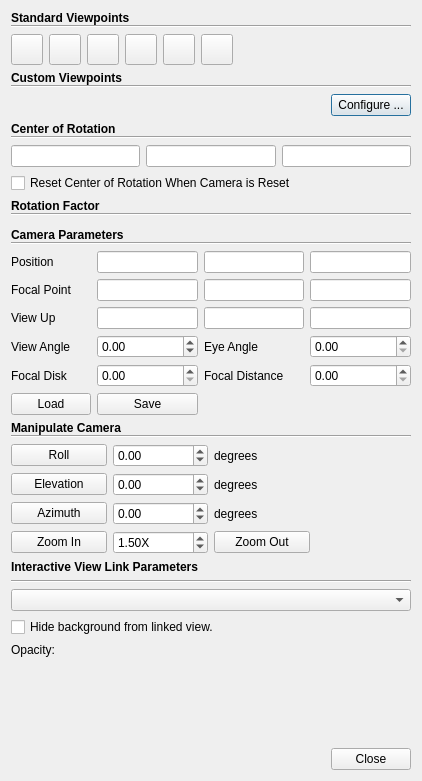
Qt form Qt/Components/Resources/UI/pqCameraDialog.ui (pierre-guillou/paraview-ttk) before a commit.
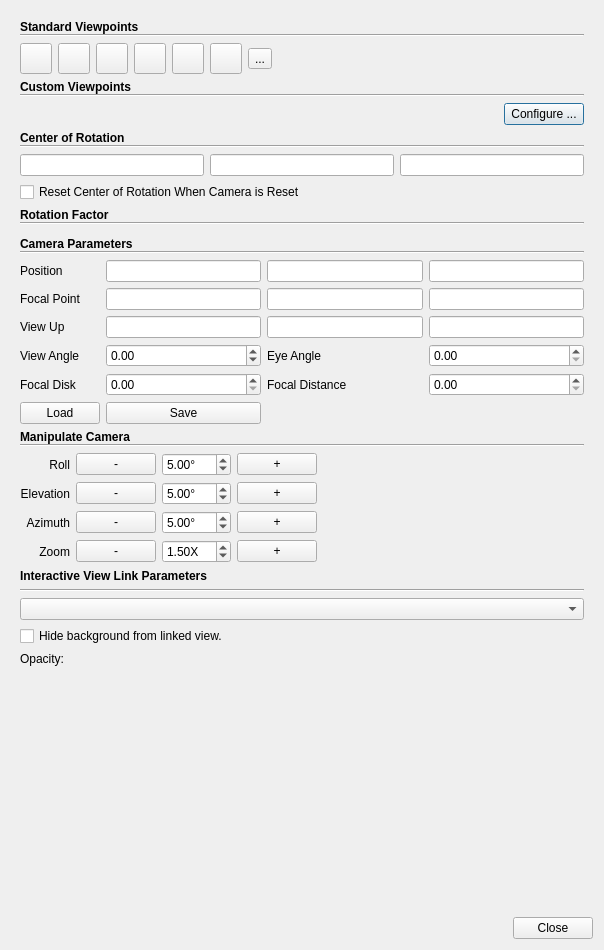
The same form after that commit. Icons and pictures are not drawn. Custom widgets are drawn as their Qt base class.

Commit message: Add ParaView 5.11.0 sources

```diff
--- a/Qt/Components/Resources/UI/pqCameraDialog.ui
+++ b/Qt/Components/Resources/UI/pqCameraDialog.ui
@@ -9,8 +9,8 @@
    <rect>
     <x>0</x>
     <y>0</y>
-    <width>422</width>
-    <height>781</height>
+    <width>604</width>
+    <height>950</height>
    </rect>
   </property>
   <property name="sizePolicy">
@@ -35,24 +35,12 @@
       <property name="geometry">
        <rect>
         <x>0</x>
-        <y>-11</y>
-        <width>390</width>
-        <height>704</height>
+        <y>0</y>
+        <width>587</width>
+        <height>935</height>
        </rect>
       </property>
       <layout class="QVBoxLayout" name="verticalLayout">
-       <property name="leftMargin">
-        <number>0</number>
-       </property>
-       <property name="topMargin">
-        <number>0</number>
-       </property>
-       <property name="rightMargin">
-        <number>0</number>
-       </property>
-       <property name="bottomMargin">
-        <number>0</number>
-       </property>
        <item>
         <layout class="QVBoxLayout" name="verticalLayout_4">
          <property name="spacing">
@@ -71,7 +59,6 @@
            </property>
            <property name="font">
             <font>
-             <weight>75</weight>
              <bold>true</bold>
             </font>
            </property>
@@ -217,6 +204,23 @@
            </property>
           </widget>
          </item>
+         <item>
+          <widget class="QToolButton" name="viewIsometric">
+           <property name="text">
+            <string>...</string>
+           </property>
+           <property name="icon">
+            <iconset resource="../pqComponents.qrc">
+             <normaloff>:/pqWidgets/Icons/pqIsometricView.svg</normaloff>:/pqWidgets/Icons/pqIsometricView.svg</iconset>
+           </property>
+           <property name="iconSize">
+            <size>
+             <width>24</width>
+             <height>24</height>
+            </size>
+           </property>
+          </widget>
+         </item>
          <item>
           <spacer name="spacer">
            <property name="orientation">
@@ -250,7 +254,6 @@
            </property>
            <property name="font">
             <font>
-             <weight>75</weight>
              <bold>true</bold>
             </font>
            </property>
@@ -322,7 +325,6 @@
            </property>
            <property name="font">
             <font>
-             <weight>75</weight>
              <bold>true</bold>
             </font>
            </property>
@@ -387,7 +389,6 @@
            </property>
            <property name="font">
             <font>
-             <weight>75</weight>
              <bold>true</bold>
             </font>
            </property>
@@ -436,7 +437,6 @@
            </property>
            <property name="font">
             <font>
-             <weight>75</weight>
              <bold>true</bold>
             </font>
            </property>
@@ -462,21 +462,8 @@
        </item>
        <item>
         <layout class="QGridLayout" name="gridLayout">
-         <item row="0" column="0">
-          <widget class="QLabel" name="label_22">
-           <property name="text">
-            <string>Position</string>
-           </property>
-          </widget>
-         </item>
-         <item row="0" column="1">
-          <widget class="pqDoubleLineEdit" name="position0"/>
-         </item>
-         <item row="0" column="2">
-          <widget class="pqDoubleLineEdit" name="position1"/>
-         </item>
-         <item row="0" column="3">
-          <widget class="pqDoubleLineEdit" name="position2"/>
+         <item row="1" column="2">
+          <widget class="pqDoubleLineEdit" name="focalPoint1"/>
          </item>
          <item row="1" column="0">
           <widget class="QLabel" name="label_17">
@@ -485,38 +472,6 @@
            </property>
           </widget>
          </item>
-         <item row="1" column="1">
-          <widget class="pqDoubleLineEdit" name="focalPoint0"/>
-         </item>
-         <item row="1" column="2">
-          <widget class="pqDoubleLineEdit" name="focalPoint1"/>
-         </item>
-         <item row="1" column="3">
-          <widget class="pqDoubleLineEdit" name="focalPoint2"/>
-         </item>
-         <item row="2" column="0">
-          <widget class="QLabel" name="label_14">
-           <property name="text">
-            <string>View Up</string>
-           </property>
-          </widget>
-         </item>
-         <item row="2" column="1">
-          <widget class="pqDoubleLineEdit" name="viewUp0"/>
-         </item>
-         <item row="2" column="2">
-          <widget class="pqDoubleLineEdit" name="viewUp1"/>
-         </item>
-         <item row="2" column="3">
-          <widget class="pqDoubleLineEdit" name="viewUp2"/>
-         </item>
-         <item row="3" column="0">
-          <widget class="QLabel" name="label_23">
-           <property name="text">
-            <string>View Angle</string>
-           </property>
-          </widget>
-         </item>
          <item row="3" column="1">
           <widget class="QDoubleSpinBox" name="viewAngle">
            <property name="minimum">
@@ -527,13 +482,6 @@
            </property>
           </widget>
          </item>
-         <item row="3" column="2">
-          <widget class="QLabel" name="label_8">
-           <property name="text">
-            <string>Eye Angle</string>
-           </property>
-          </widget>
-         </item>
          <item row="3" column="3">
           <widget class="QDoubleSpinBox" name="eyeAngle">
            <property name="toolTip">
@@ -541,44 +489,70 @@
            </property>
           </widget>
          </item>
-         <item row="4" column="0">
-          <widget class="QLabel" name="label_9">
+         <item row="1" column="3">
+          <widget class="pqDoubleLineEdit" name="focalPoint2"/>
+         </item>
+         <item row="3" column="2">
+          <widget class="QLabel" name="label_8">
            <property name="text">
-            <string>Focal Disk</string>
+            <string>Eye Angle</string>
            </property>
           </widget>
          </item>
+         <item row="0" column="1">
+          <widget class="pqDoubleLineEdit" name="position0"/>
+         </item>
+         <item row="1" column="1">
+          <widget class="pqDoubleLineEdit" name="focalPoint0"/>
+         </item>
          <item row="4" column="1">
           <widget class="QDoubleSpinBox" name="focalDisk">
            <property name="toolTip">
-             <string> The size of the camera's lens in world coordinates. Affects ray traced depth of field rendering.
+            <string> The size of the camera's lens in world coordinates. Affects ray traced depth of field rendering.
              </string>
            </property>
            <property name="minimum">
-            <double>0.0</double>
+            <double>0.000000000000000</double>
            </property>
            <property name="maximum">
-            <double>99999</double>
+            <double>99999.000000000000000</double>
            </property>
           </widget>
          </item>
-         <item row="4" column="2">
-          <widget class="QLabel" name="label_10">
+         <item row="4" column="0">
+          <widget class="QLabel" name="label_9">
            <property name="text">
-            <string>Focal Distance</string>
+            <string>Focal Disk</string>
            </property>
           </widget>
          </item>
          <item row="4" column="3">
           <widget class="QDoubleSpinBox" name="focalDistance">
            <property name="toolTip">
-             <string>Depth of field rendering focus distance. Only affects ray traced renderers. 0 (default) disables it.</string>
+            <string>Depth of field rendering focus distance. Only affects ray traced renderers. 0 (default) disables it.</string>
            </property>
            <property name="minimum">
-            <double>0.0</double>
+            <double>0.000000000000000</double>
            </property>
            <property name="maximum">
-            <double>99999</double>
+            <double>99999.000000000000000</double>
+           </property>
+          </widget>
+         </item>
+         <item row="0" column="3">
+          <widget class="pqDoubleLineEdit" name="position2"/>
+         </item>
+         <item row="3" column="0">
+          <widget class="QLabel" name="label_23">
+           <property name="text">
+            <string>View Angle</string>
+           </property>
+          </widget>
+         </item>
+         <item row="2" column="0">
+          <widget class="QLabel" name="label_14">
+           <property name="text">
+            <string>View Up</string>
            </property>
           </widget>
          </item>
@@ -592,6 +566,22 @@
            </property>
           </widget>
          </item>
+         <item row="2" column="3">
+          <widget class="pqDoubleLineEdit" name="viewUp2"/>
+         </item>
+         <item row="2" column="1">
+          <widget class="pqDoubleLineEdit" name="viewUp0"/>
+         </item>
+         <item row="2" column="2">
+          <widget class="pqDoubleLineEdit" name="viewUp1"/>
+         </item>
+         <item row="0" column="0">
+          <widget class="QLabel" name="label_22">
+           <property name="text">
+            <string>Position</string>
+           </property>
+          </widget>
+         </item>
          <item row="5" column="1">
           <widget class="QPushButton" name="saveCameraConfiguration">
            <property name="toolTip">
@@ -602,6 +592,16 @@
            </property>
           </widget>
          </item>
+         <item row="4" column="2">
+          <widget class="QLabel" name="label_10">
+           <property name="text">
+            <string>Focal Distance</string>
+           </property>
+          </widget>
+         </item>
+         <item row="0" column="2">
+          <widget class="pqDoubleLineEdit" name="position1"/>
+         </item>
         </layout>
        </item>
        <item>
@@ -622,7 +622,6 @@
            </property>
            <property name="font">
             <font>
-             <weight>75</weight>
              <bold>true</bold>
             </font>
            </property>
@@ -647,196 +646,205 @@
         </layout>
        </item>
        <item>
-        <layout class="QGridLayout" name="gridLayout_2">
-         <item row="0" column="0">
-          <widget class="QPushButton" name="rollButton">
-           <property name="toolTip">
-            <string>Rotate around vertical axis</string>
-           </property>
-           <property name="text">
-            <string>Roll</string>
-           </property>
-           <property name="icon">
-            <iconset>
-             <normaloff>.</normaloff>.</iconset>
-           </property>
-           <property name="iconSize">
-            <size>
-             <width>24</width>
-             <height>24</height>
-            </size>
-           </property>
-          </widget>
+        <layout class="QHBoxLayout" name="horizontalLayout">
+         <item>
+          <layout class="QGridLayout" name="gridLayout_2" columnstretch="0,0,0,0">
+           <item row="2" column="1">
+            <widget class="QPushButton" name="azimuthMinusButton">
+             <property name="text">
+              <string>-</string>
+             </property>
+            </widget>
+           </item>
+           <item row="2" column="0">
+            <widget class="QLabel" name="label_15">
+             <property name="text">
+              <string>Azimuth</string>
+             </property>
+             <property name="alignment">
+              <set>Qt::AlignRight|Qt::AlignTrailing|Qt::AlignVCenter</set>
+             </property>
+            </widget>
+           </item>
+           <item row="1" column="1">
+            <widget class="QPushButton" name="elevationMinusButton">
+             <property name="text">
+              <string>-</string>
+             </property>
+            </widget>
+           </item>
+           <item row="1" column="3">
+            <widget class="QPushButton" name="elevationPlusButton">
+             <property name="text">
+              <string>+</string>
+             </property>
+            </widget>
+           </item>
+           <item row="3" column="0">
+            <widget class="QLabel" name="label_11">
+             <property name="text">
+              <string>Zoom</string>
+             </property>
+             <property name="alignment">
+              <set>Qt::AlignRight|Qt::AlignTrailing|Qt::AlignVCenter</set>
+             </property>
+            </widget>
+           </item>
+           <item row="2" column="2">
+            <widget class="pqScaledSpinBox" name="azimuthAngle">
+             <property name="suffix">
+              <string>°</string>
+             </property>
+             <property name="minimum">
+              <double>0.100000000000000</double>
+             </property>
+             <property name="maximum">
+              <double>360.000000000000000</double>
+             </property>
+             <property name="singleStep">
+              <double>0.000010000000000</double>
+             </property>
+             <property name="value">
+              <double>5.000000000000000</double>
+             </property>
+            </widget>
+           </item>
+           <item row="2" column="3">
+            <widget class="QPushButton" name="azimuthPlusButton">
+             <property name="text">
+              <string>+</string>
+             </property>
+            </widget>
+           </item>
+           <item row="0" column="2">
+            <widget class="pqScaledSpinBox" name="rollAngle">
+             <property name="suffix">
+              <string>°</string>
+             </property>
+             <property name="minimum">
+              <double>0.100000000000000</double>
+             </property>
+             <property name="maximum">
+              <double>360.000000000000000</double>
+             </property>
+             <property name="singleStep">
+              <double>0.000010000000000</double>
+             </property>
+             <property name="value">
+              <double>5.000000000000000</double>
+             </property>
+            </widget>
+           </item>
+           <item row="1" column="2">
+            <widget class="pqScaledSpinBox" name="elevationAngle">
+             <property name="suffix">
+              <string>°</string>
+             </property>
+             <property name="minimum">
+              <double>0.100000000000000</double>
+             </property>
+             <property name="maximum">
+              <double>360.000000000000000</double>
+             </property>
+             <property name="singleStep">
+              <double>0.000010000000000</double>
+             </property>
+             <property name="value">
+              <double>5.000000000000000</double>
+             </property>
+            </widget>
+           </item>
+           <item row="0" column="1">
+            <widget class="QPushButton" name="rollMinusButton">
+             <property name="text">
+              <string>-</string>
+             </property>
+            </widget>
+           </item>
+           <item row="3" column="2">
+            <widget class="pqScaledSpinBox" name="zoomFactor">
+             <property name="suffix">
+              <string>X</string>
+             </property>
+             <property name="decimals">
+              <number>2</number>
+             </property>
+             <property name="minimum">
+              <double>1.000000000000000</double>
+             </property>
+             <property name="maximum">
+              <double>10.000000000000000</double>
+             </property>
+             <property name="singleStep">
+              <double>0.100000000000000</double>
+             </property>
+             <property name="value">
+              <double>1.500000000000000</double>
+             </property>
+            </widget>
+           </item>
+           <item row="1" column="0">
+            <widget class="QLabel" name="label_13">
+             <property name="text">
+              <string>Elevation</string>
+             </property>
+             <property name="alignment">
+              <set>Qt::AlignRight|Qt::AlignTrailing|Qt::AlignVCenter</set>
+             </property>
+            </widget>
+           </item>
+           <item row="0" column="3">
+            <widget class="QPushButton" name="rollPlusButton">
+             <property name="text">
+              <string>+</string>
+             </property>
+            </widget>
+           </item>
+           <item row="3" column="1">
+            <widget class="QPushButton" name="zoomOutButton">
+             <property name="text">
+              <string>-</string>
+             </property>
+            </widget>
+           </item>
+           <item row="3" column="3">
+            <widget class="QPushButton" name="zoomInButton">
+             <property name="text">
+              <string>+</string>
+             </property>
+            </widget>
+           </item>
+           <item row="0" column="0">
+            <widget class="QLabel" name="label_16">
+             <property name="text">
+              <string>Roll</string>
+             </property>
+             <property name="alignment">
+              <set>Qt::AlignRight|Qt::AlignTrailing|Qt::AlignVCenter</set>
+             </property>
+            </widget>
+           </item>
+          </layout>
          </item>
-         <item row="0" column="1">
-          <widget class="QDoubleSpinBox" name="rollAngle">
-           <property name="minimum">
-            <double>-360.000000000000000</double>
-           </property>
-           <property name="maximum">
-            <double>360.000000000000000</double>
-           </property>
-          </widget>
-         </item>
-         <item row="0" column="2">
-          <widget class="QLabel" name="label_20">
-           <property name="toolTip">
-            <string>Apply a manipulation to the current camera using the buttons on the left.</string>
-           </property>
-           <property name="text">
-            <string>degrees</string>
-           </property>
-          </widget>
-         </item>
-         <item row="0" column="3" rowspan="4">
+         <item>
           <widget class="QLabel" name="Image">
+           <property name="toolTip">
+            <string>Apply a manipulation to the current camera using the buttons on the left.</string>
+           </property>
            <property name="text">
             <string/>
            </property>
            <property name="pixmap">
             <pixmap resource="../pqComponents.qrc">:/pqWidgets/Icons/pqCameraManipulationIllustration.png</pixmap>
            </property>
+           <property name="scaledContents">
+            <bool>false</bool>
+           </property>
            <property name="alignment">
             <set>Qt::AlignCenter</set>
            </property>
           </widget>
          </item>
-         <item row="1" column="0">
-          <widget class="QPushButton" name="elevationButton">
-           <property name="toolTip">
-            <string>Rotate around horizontal axis</string>
-           </property>
-           <property name="text">
-            <string>Elevation</string>
-           </property>
-           <property name="icon">
-            <iconset>
-             <normaloff>.</normaloff>.</iconset>
-           </property>
-           <property name="iconSize">
-            <size>
-             <width>24</width>
-             <height>24</height>
-            </size>
-           </property>
-          </widget>
-         </item>
-         <item row="1" column="1">
-          <widget class="QDoubleSpinBox" name="elevationAngle">
-           <property name="minimum">
-            <double>-360.000000000000000</double>
-           </property>
-           <property name="maximum">
-            <double>360.000000000000000</double>
-           </property>
-          </widget>
-         </item>
-         <item row="1" column="2">
-          <widget class="QLabel" name="label_21">
-           <property name="text">
-            <string>degrees</string>
-           </property>
-          </widget>
-         </item>
-         <item row="2" column="0">
-          <widget class="QPushButton" name="azimuthButton">
-           <property name="toolTip">
-            <string>Rotate around center of screen</string>
-           </property>
-           <property name="text">
-            <string>Azimuth</string>
-           </property>
-           <property name="icon">
-            <iconset>
-             <normaloff>.</normaloff>.</iconset>
-           </property>
-           <property name="iconSize">
-            <size>
-             <width>24</width>
-             <height>24</height>
-            </size>
-           </property>
-          </widget>
-         </item>
-         <item row="2" column="1">
-          <widget class="QDoubleSpinBox" name="azimuthAngle">
-           <property name="minimum">
-            <double>-360.000000000000000</double>
-           </property>
-           <property name="maximum">
-            <double>360.000000000000000</double>
-           </property>
-          </widget>
-         </item>
-         <item row="2" column="2">
-          <widget class="QLabel" name="label_16">
-           <property name="text">
-            <string>degrees</string>
-           </property>
-          </widget>
-         </item>
-         <item row="3" column="0">
-          <widget class="QPushButton" name="zoomInButton">
-           <property name="toolTip">
-            <string>Decrease view angle</string>
-           </property>
-           <property name="text">
-            <string>Zoom In</string>
-           </property>
-           <property name="icon">
-            <iconset>
-             <normaloff>.</normaloff>.</iconset>
-           </property>
-           <property name="iconSize">
-            <size>
-             <width>24</width>
-             <height>24</height>
-            </size>
-           </property>
-          </widget>
-         </item>
-         <item row="3" column="1">
-          <widget class="QDoubleSpinBox" name="zoomFactor">
-           <property name="suffix">
-            <string>X</string>
-           </property>
-           <property name="decimals">
-            <number>2</number>
-           </property>
-           <property name="minimum">
-            <double>1.000000000000000</double>
-           </property>
-           <property name="maximum">
-            <double>10.000000000000000</double>
-           </property>
-           <property name="singleStep">
-            <double>0.100000000000000</double>
-           </property>
-           <property name="value">
-            <double>1.500000000000000</double>
-           </property>
-          </widget>
-         </item>
-         <item row="3" column="2">
-          <widget class="QPushButton" name="zoomOutButton">
-           <property name="toolTip">
-            <string>Increase view angle</string>
-           </property>
-           <property name="text">
-            <string>Zoom Out</string>
-           </property>
-           <property name="icon">
-            <iconset>
-             <normaloff>.</normaloff>.</iconset>
-           </property>
-           <property name="iconSize">
-            <size>
-             <width>24</width>
-             <height>24</height>
-            </size>
-           </property>
-          </widget>
-         </item>
         </layout>
        </item>
        <item>
@@ -849,7 +857,6 @@
          </property>
          <property name="font">
           <font>
-           <weight>75</weight>
            <bold>true</bold>
           </font>
          </property>
@@ -944,6 +951,11 @@
    <extends>QLineEdit</extends>
    <header>pqDoubleLineEdit.h</header>
   </customwidget>
+  <customwidget>
+   <class>pqScaledSpinBox</class>
+   <extends>QDoubleSpinBox</extends>
+   <header location="global">pqScaledSpinBox.h</header>
+  </customwidget>
  </customwidgets>
  <tabstops>
   <tabstop>CenterX</tabstop>
```
The commit also changes 9930 other files.
